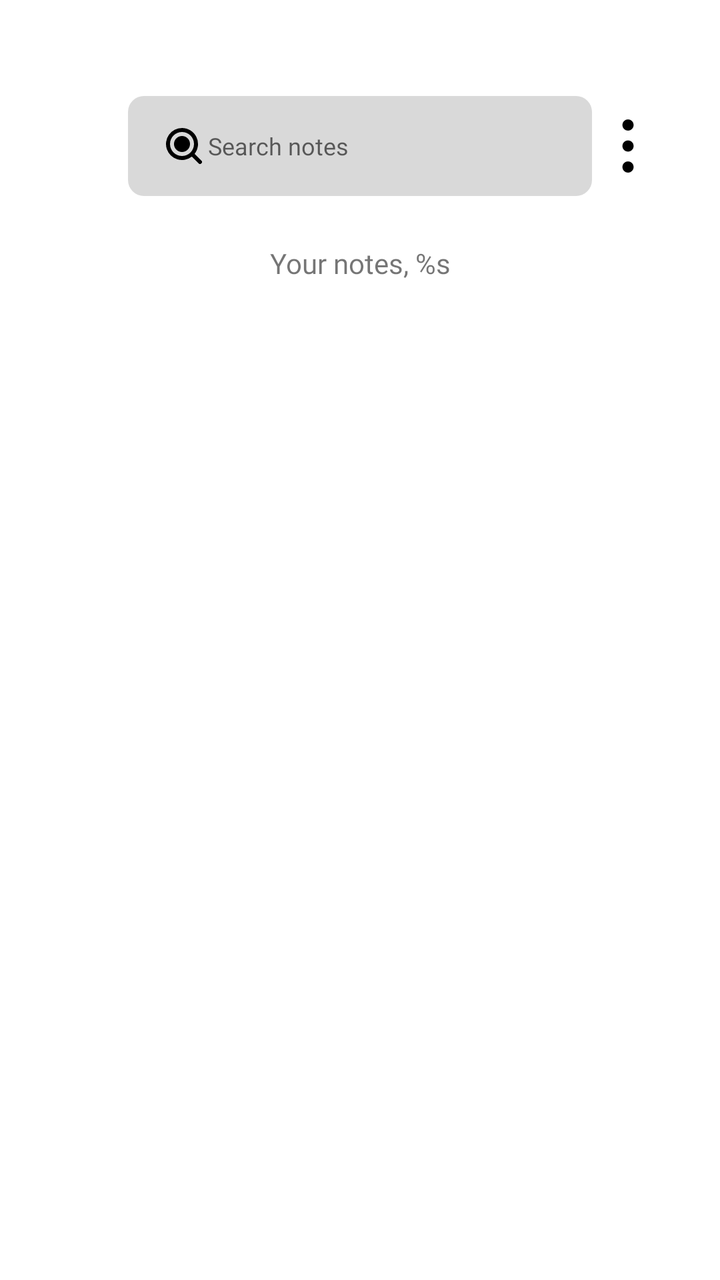
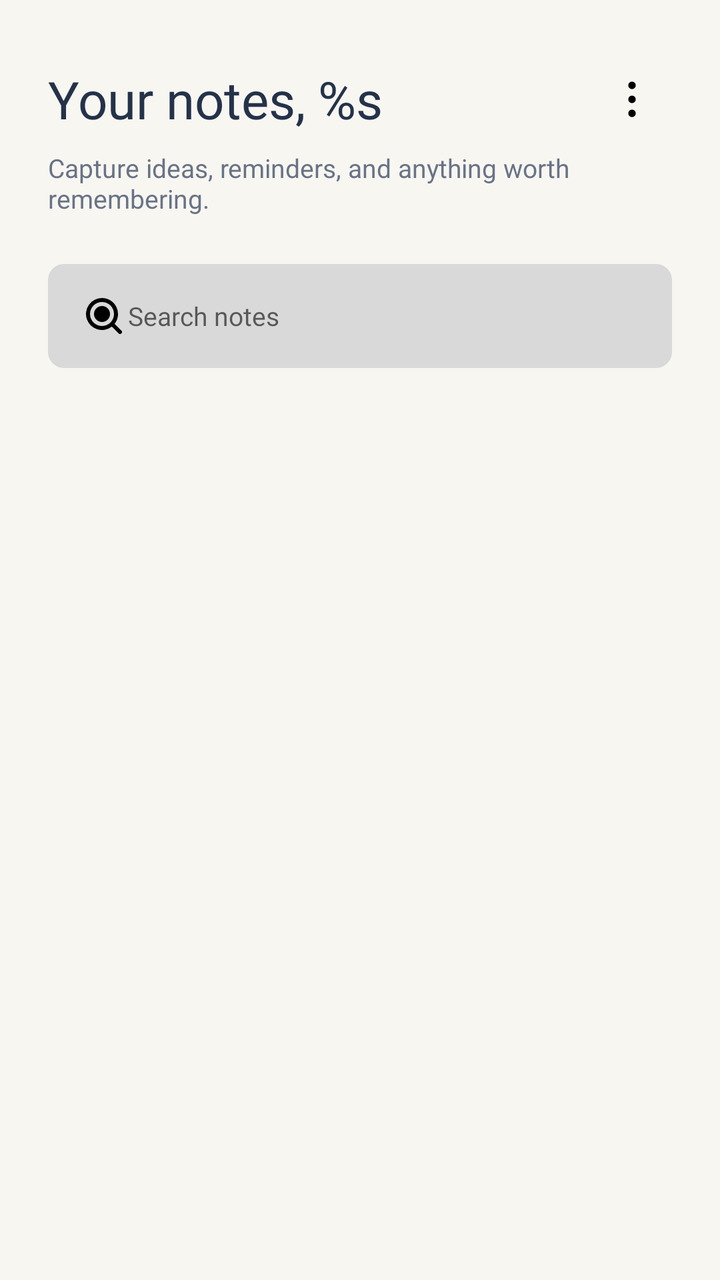

An Android layout rendered at two revisions. The XML below is the earlier revision; the diff shows what the commit changed to produce the second picture.
<!-- AndroidManifest.xml: application theme Theme.TodoListApp -->
<!-- res/layout/fragment_home.xml -->
<?xml version="1.0" encoding="utf-8"?>
<androidx.constraintlayout.widget.ConstraintLayout xmlns:android="http://schemas.android.com/apk/res/android"
    xmlns:app="http://schemas.android.com/apk/res-auto"
    xmlns:tools="http://schemas.android.com/tools"
    android:layout_width="match_parent"
    android:layout_height="match_parent"
    android:background="@android:color/transparent"
    tools:context=".ui.home.HomeFragment">

    <EditText
        android:id="@+id/search"
        android:layout_width="0dp"
        android:layout_height="50dp"
        android:layout_marginStart="64dp"
        android:layout_marginEnd="64dp"
        android:layout_marginTop="48dp"
        android:background="@drawable/edt_search"
        android:drawableStart="@drawable/ic_search"
        android:hint="@string/search"
        android:textSize="12sp"
        android:padding="16dp"
        android:fontFamily="@font/inter_semibold"
        app:layout_constraintEnd_toEndOf="parent"
        app:layout_constraintStart_toStartOf="parent"
        app:layout_constraintTop_toTopOf="parent" />

    <ImageView
        android:id="@+id/homeMenu"
        android:layout_width="wrap_content"
        android:layout_height="wrap_content"
        android:layout_marginTop="48dp"
        android:src="@drawable/ic_menu"
        app:layout_constraintBottom_toBottomOf="@+id/search"
        app:layout_constraintStart_toEndOf="@id/search"
        app:layout_constraintTop_toTopOf="parent" />

    <TextView
        android:id="@+id/text1"
        android:layout_width="wrap_content"
        android:layout_height="wrap_content"
        android:fontFamily="@font/inter_semibold"
        android:text="@string/welcome_back_main"
        android:layout_margin="24dp"
        app:layout_constraintEnd_toEndOf="@+id/search"
        app:layout_constraintStart_toStartOf="@+id/search"
        app:layout_constraintTop_toBottomOf="@+id/search" />

    <ProgressBar
        android:id="@+id/loadingProgressBar"
        android:layout_width="wrap_content"
        android:layout_height="wrap_content"
        android:layout_gravity="center"
        android:visibility="gone"
        android:layout_marginTop="16dp"
        app:layout_constraintTop_toBottomOf="@+id/text1"
        app:layout_constraintStart_toStartOf="parent"
        app:layout_constraintEnd_toEndOf="parent"
        app:layout_constraintBottom_toBottomOf="parent"
        />

    <androidx.recyclerview.widget.RecyclerView
        android:id="@+id/rvTodo"
        android:layout_width="match_parent"
        android:layout_height="0dp"
        android:layout_marginTop="36dp"
        android:layout_marginStart="36dp"
        android:layout_marginEnd="36dp"
        app:layout_constraintTop_toBottomOf="@+id/text1"
        app:layout_constraintStart_toStartOf="parent"
        app:layout_constraintEnd_toEndOf="parent"
        app:layout_constraintBottom_toBottomOf="parent"
        tools:listitem="@layout/todo_items"/>

    <include
        android:id="@+id/emptyBanner"
        layout="@layout/empty_data"
        android:layout_width="match_parent"
        android:layout_height="wrap_content"
        android:layout_marginTop="36dp"
        android:layout_marginStart="36dp"
        android:layout_marginEnd="36dp"
        app:layout_constraintBottom_toBottomOf="parent"
        app:layout_constraintEnd_toEndOf="parent"
        app:layout_constraintStart_toStartOf="parent"
        app:layout_constraintTop_toBottomOf="@+id/text1"
        android:visibility="gone"/>



</androidx.constraintlayout.widget.ConstraintLayout>
<!-- res/layout/todo_items.xml (included above) -->
<?xml version="1.0" encoding="utf-8"?>
<androidx.cardview.widget.CardView xmlns:android="http://schemas.android.com/apk/res/android"
    android:layout_width="match_parent"
    android:layout_height="wrap_content"
    xmlns:app="http://schemas.android.com/apk/res-auto"
    android:layout_margin="4dp"
    android:backgroundTint="@color/color_1"
    app:cardCornerRadius="12dp"
    app:cardElevation="20dp"
    app:contentPadding="4dp"
    android:foreground="?attr/selectableItemBackground">
    
    <androidx.constraintlayout.widget.ConstraintLayout
        android:layout_width="match_parent"
        android:layout_height="wrap_content"
        android:background="@color/color_1">
        
        <TextView
            android:id="@+id/titleTask"
            android:layout_width="wrap_content"
            android:layout_height="wrap_content"
            android:text="@string/title"
            android:fontFamily="@font/inter_semibold"
            android:textColor="@color/black"
            android:padding="16dp"
            android:textSize="14sp"
            app:layout_constraintStart_toStartOf="parent"
            app:layout_constraintTop_toTopOf="parent"/>

        <TextView
            android:id="@+id/detailTask"
            android:layout_width="wrap_content"
            android:layout_height="wrap_content"
            android:text="@string/task"
            android:textColor="@color/black"
            android:padding="16dp"
            android:textSize="11sp"
            android:ems="15"
            android:fontFamily="@font/inter_semibold"
            app:layout_constraintStart_toStartOf="parent"
            app:layout_constraintTop_toBottomOf="@+id/titleTask" />

        <CheckBox
            android:id="@+id/cekList"
            android:layout_width="wrap_content"
            android:layout_height="wrap_content"
            app:layout_constraintTop_toTopOf="parent"
            app:layout_constraintEnd_toEndOf="parent"
            app:layout_constraintBottom_toBottomOf="parent"
            android:layout_margin="16dp"
            android:foreground="?attr/selectableItemBackground"
            android:button="@drawable/checkbox_style"
            android:buttonTint="@color/black"
            />
        
    </androidx.constraintlayout.widget.ConstraintLayout>

</androidx.cardview.widget.CardView>
<!-- res/layout/empty_data.xml (included above) -->
<?xml version="1.0" encoding="utf-8"?>
<androidx.constraintlayout.widget.ConstraintLayout xmlns:android="http://schemas.android.com/apk/res/android"
    xmlns:app="http://schemas.android.com/apk/res-auto"
    android:layout_width="match_parent"
    android:layout_height="wrap_content"
    android:background="@drawable/corner_banner">

    <TextView
        android:id="@+id/emtpyText"
        android:layout_width="wrap_content"
        android:layout_height="wrap_content"
        android:fontFamily="@font/inter_semibold"
        android:padding="24dp"
        android:text="@string/data_is_empty"
        android:textColor="@color/black"
        app:layout_constraintBottom_toBottomOf="parent"
        app:layout_constraintEnd_toEndOf="parent"
        app:layout_constraintStart_toStartOf="parent"
        app:layout_constraintTop_toTopOf="parent" />


</androidx.constraintlayout.widget.ConstraintLayout>
<!-- resources referenced by this layout -->
<resources>
  <color name="black">#FF171A1F</color>
  <color name="color_1">#FFF3C7</color>
  <!-- drawable checkbox_style (drawable) -->
  <?xml version="1.0" encoding="utf-8"?>
  <selector xmlns:android="http://schemas.android.com/apk/res/android">
  <item android:drawable="@drawable/ic_checkbox" android:state_checked="true" android:state_enabled="true"/>
  <item android:drawable="@drawable/ic_uncheckbox" android:state_checked="false" android:state_enabled="false"/>
  
      <item android:drawable="@drawable/ic_checkbox" android:state_checked="true" android:state_enabled="false"/>
          <item android:drawable="@drawable/ic_uncheckbox"/>
  </selector>
  <!-- drawable corner_banner (drawable) -->
  <selector xmlns:android="http://schemas.android.com/apk/res/android">
      <item android:state_focused="true">
          <shape>
              <solid android:color="@color/color_1" />
              <corners android:radius="8dp" />
          </shape>
      </item>
      
      <item>
          <shape>
              <solid android:color="@color/color_1" />
              <corners android:radius="8dp" />
          </shape>
      </item>
  </selector>
  <!-- drawable edt_search (drawable) -->
  <?xml version="1.0" encoding="utf-8"?>
  <selector xmlns:android="http://schemas.android.com/apk/res/android">
      <item>
          <shape android:shape="rectangle">
              <solid android:color="#D9D9D9"/>
              <corners android:radius="8dp"/>
  
          </shape>
      </item>
  </selector>
  <!-- drawable ic_menu (drawable) -->
  <vector xmlns:android="http://schemas.android.com/apk/res/android"
      android:width="36dp"
      android:height="36dp"
      android:viewportWidth="24"
      android:viewportHeight="24">
    <path
        android:pathData="M12,12h0.01v0.01L12,12.01zM12,5h0.01v0.01L12,5.01zM12,19h0.01v0.01L12,19.01z"
        android:strokeLineJoin="round"
        android:strokeWidth="3.75"
        android:fillColor="#00000000"
        android:strokeColor="#000000"/>
  </vector>
  <!-- drawable ic_search (drawable) -->
  <vector xmlns:android="http://schemas.android.com/apk/res/android"
      android:width="24dp"
      android:height="24dp"
      android:viewportWidth="24"
      android:viewportHeight="24">
    <path
        android:pathData="M5,11a6,6 0,1 1,12 0a6,6 0,0 1,-12 0m6,-8a8,8 0,1 0,4.906 14.32l3.387,3.387a1,1 0,0 0,1.414 -1.414l-3.387,-3.387A8,8 0,0 0,11 3m0,12a4,4 0,1 0,0 -8a4,4 0,0 0,0 8"
        android:fillColor="#000000"
        android:fillType="evenOdd"/>
  </vector>
  <string name="data_is_empty">No notes yet. Tap + to create your first note.</string>
  <string name="search">Search notes</string>
  <string name="task">Write your note...</string>
  <string name="title">Title</string>
  <string name="welcome_back_main">Your notes, %s</string>
  <style name="Theme.TodoListApp" parent="Theme.MaterialComponents.DayNight.NoActionBar">
          
          <item name="colorPrimary">@color/color_1</item>
          <item name="colorPrimaryVariant">@color/purple_700</item>
          <item name="colorOnPrimary">@color/white</item>
          
          <item name="colorSecondary">@color/teal_200</item>
          <item name="colorSecondaryVariant">@color/teal_700</item>
          <item name="colorOnSecondary">@color/black</item>
          
          <item name="android:statusBarColor">?attr/colorPrimaryVariant</item>
          <item name="android:navigationBarColor">@color/color_2</item>
          
      </style>
  <color name="purple_700">#FF3700B3</color>
  <color name="white">#FFFFFFFF</color>
  <color name="teal_200">#FF03DAC5</color>
  <color name="teal_700">#FF018786</color>
  <color name="color_2">#24324A</color>
  <!-- unchanged entries left out for length: 2 -->
</resources>

<!-- the commit's change to res/layout/fragment_home.xml (unified diff, before → after) -->
@@ -4,88 +4,96 @@
     xmlns:tools="http://schemas.android.com/tools"
     android:layout_width="match_parent"
     android:layout_height="match_parent"
-    android:background="@android:color/transparent"
+    android:background="@color/color_3"
+    android:paddingStart="24dp"
+    android:paddingEnd="24dp"
     tools:context=".ui.home.HomeFragment">
 
-    <EditText
-        android:id="@+id/search"
+    <TextView
+        android:id="@+id/text1"
         android:layout_width="0dp"
-        android:layout_height="50dp"
-        android:layout_marginStart="64dp"
-        android:layout_marginEnd="64dp"
-        android:layout_marginTop="48dp"
-        android:background="@drawable/edt_search"
-        android:drawableStart="@drawable/ic_search"
-        android:hint="@string/search"
-        android:textSize="12sp"
-        android:padding="16dp"
+        android:layout_height="wrap_content"
+        android:layout_marginTop="32dp"
         android:fontFamily="@font/inter_semibold"
-        app:layout_constraintEnd_toEndOf="parent"
+        android:text="@string/welcome_back_main"
+        android:textColor="@color/color_2"
+        android:textSize="26sp"
+        app:layout_constraintEnd_toStartOf="@+id/homeMenu"
         app:layout_constraintStart_toStartOf="parent"
         app:layout_constraintTop_toTopOf="parent" />
 
     <ImageView
         android:id="@+id/homeMenu"
-        android:layout_width="wrap_content"
-        android:layout_height="wrap_content"
-        android:layout_marginTop="48dp"
+        android:layout_width="40dp"
+        android:layout_height="40dp"
+        android:padding="8dp"
         android:src="@drawable/ic_menu"
-        app:layout_constraintBottom_toBottomOf="@+id/search"
-        app:layout_constraintStart_toEndOf="@id/search"
-        app:layout_constraintTop_toTopOf="parent" />
+        android:contentDescription="@string/logout"
+        app:layout_constraintBottom_toBottomOf="@+id/text1"
+        app:layout_constraintEnd_toEndOf="parent"
+        app:layout_constraintTop_toTopOf="@+id/text1" />
 
     <TextView
-        android:id="@+id/text1"
-        android:layout_width="wrap_content"
+        android:id="@+id/notesSubtitle"
+        android:layout_width="0dp"
         android:layout_height="wrap_content"
+        android:layout_marginTop="8dp"
+        android:text="@string/notes_subtitle"
+        android:textColor="#697386"
+        android:textSize="13sp"
+        app:layout_constraintEnd_toEndOf="parent"
+        app:layout_constraintStart_toStartOf="parent"
+        app:layout_constraintTop_toBottomOf="@+id/text1" />
+
+    <EditText
+        android:id="@+id/search"
+        android:layout_width="0dp"
+        android:layout_height="52dp"
+        android:layout_marginTop="24dp"
+        android:background="@drawable/edt_search"
+        android:drawableStart="@drawable/ic_search"
         android:fontFamily="@font/inter_semibold"
-        android:text="@string/welcome_back_main"
-        android:layout_margin="24dp"
-        app:layout_constraintEnd_toEndOf="@+id/search"
-        app:layout_constraintStart_toStartOf="@+id/search"
-        app:layout_constraintTop_toBottomOf="@+id/search" />
+        android:hint="@string/search"
+        android:padding="16dp"
+        android:singleLine="true"
+        android:textSize="13sp"
+        app:layout_constraintEnd_toEndOf="parent"
+        app:layout_constraintStart_toStartOf="parent"
+        app:layout_constraintTop_toBottomOf="@+id/notesSubtitle" />
 
     <ProgressBar
         android:id="@+id/loadingProgressBar"
         android:layout_width="wrap_content"
         android:layout_height="wrap_content"
-        android:layout_gravity="center"
         android:visibility="gone"
-        android:layout_marginTop="16dp"
-        app:layout_constraintTop_toBottomOf="@+id/text1"
+        app:layout_constraintBottom_toBottomOf="parent"
+        app:layout_constraintEnd_toEndOf="parent"
         app:layout_constraintStart_toStartOf="parent"
-        app:layout_constraintEnd_toEndOf="parent"
-        app:layout_constraintBottom_toBottomOf="parent"
-        />
+        app:layout_constraintTop_toBottomOf="@+id/search" />
 
     <androidx.recyclerview.widget.RecyclerView
         android:id="@+id/rvTodo"
-        android:layout_width="match_parent"
+        android:layout_width="0dp"
         android:layout_height="0dp"
-        android:layout_marginTop="36dp"
-        android:layout_marginStart="36dp"
-        android:layout_marginEnd="36dp"
-        app:layout_constraintTop_toBottomOf="@+id/text1"
+        android:layout_marginTop="20dp"
+        android:clipToPadding="false"
+        android:paddingBottom="24dp"
+        app:layout_constraintBottom_toBottomOf="parent"
+        app:layout_constraintEnd_toEndOf="parent"
         app:layout_constraintStart_toStartOf="parent"
-        app:layout_constraintEnd_toEndOf="parent"
-        app:layout_constraintBottom_toBottomOf="parent"
-        tools:listitem="@layout/todo_items"/>
+        app:layout_constraintTop_toBottomOf="@+id/search"
+        tools:listitem="@layout/todo_items" />
 
     <include
         android:id="@+id/emptyBanner"
         layout="@layout/empty_data"
-        android:layout_width="match_parent"
+        android:layout_width="0dp"
         android:layout_height="wrap_content"
-        android:layout_marginTop="36dp"
-        android:layout_marginStart="36dp"
-        android:layout_marginEnd="36dp"
-        app:layout_constraintBottom_toBottomOf="parent"
+        android:layout_marginTop="32dp"
+        android:visibility="gone"
         app:layout_constraintEnd_toEndOf="parent"
         app:layout_constraintStart_toStartOf="parent"
-        app:layout_constraintTop_toBottomOf="@+id/text1"
-        android:visibility="gone"/>
-
-
+        app:layout_constraintTop_toBottomOf="@+id/search" />
 
 </androidx.constraintlayout.widget.ConstraintLayout>
 <!-- res/layout/todo_items.xml (included above) -->
<!-- resource entries referenced after the edit -->
@@ -63,6 +63,8 @@
         android:fillType="evenOdd"/>
   </vector>
   <string name="data_is_empty">No notes yet. Tap + to create your first note.</string>
+  <string name="logout">Sign Out</string>
+  <string name="notes_subtitle">Capture ideas, reminders, and anything worth remembering.</string>
   <string name="search">Search notes</string>
   <string name="task">Write your note...</string>
   <string name="title">Title</string>
@@ -86,6 +88,7 @@
   <color name="teal_200">#FF03DAC5</color>
   <color name="teal_700">#FF018786</color>
   <color name="color_2">#24324A</color>
+  <color name="color_3">#F8F6F1</color>
   <!-- unchanged entries left out for length: 2 -->
 </resources>
 
